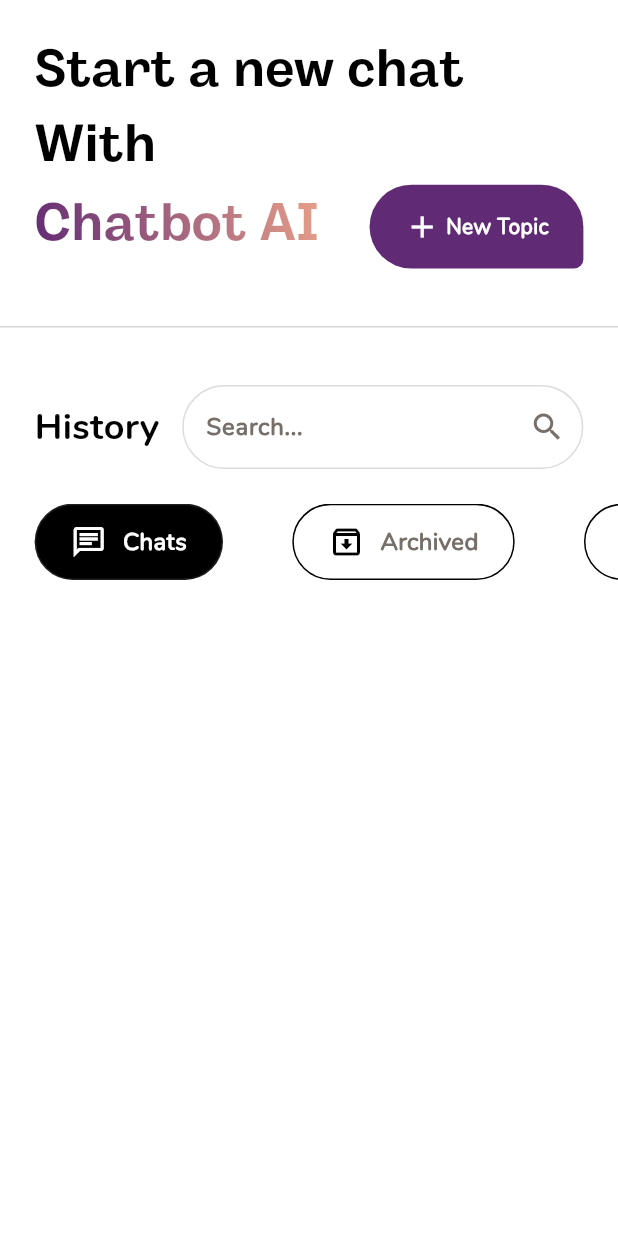
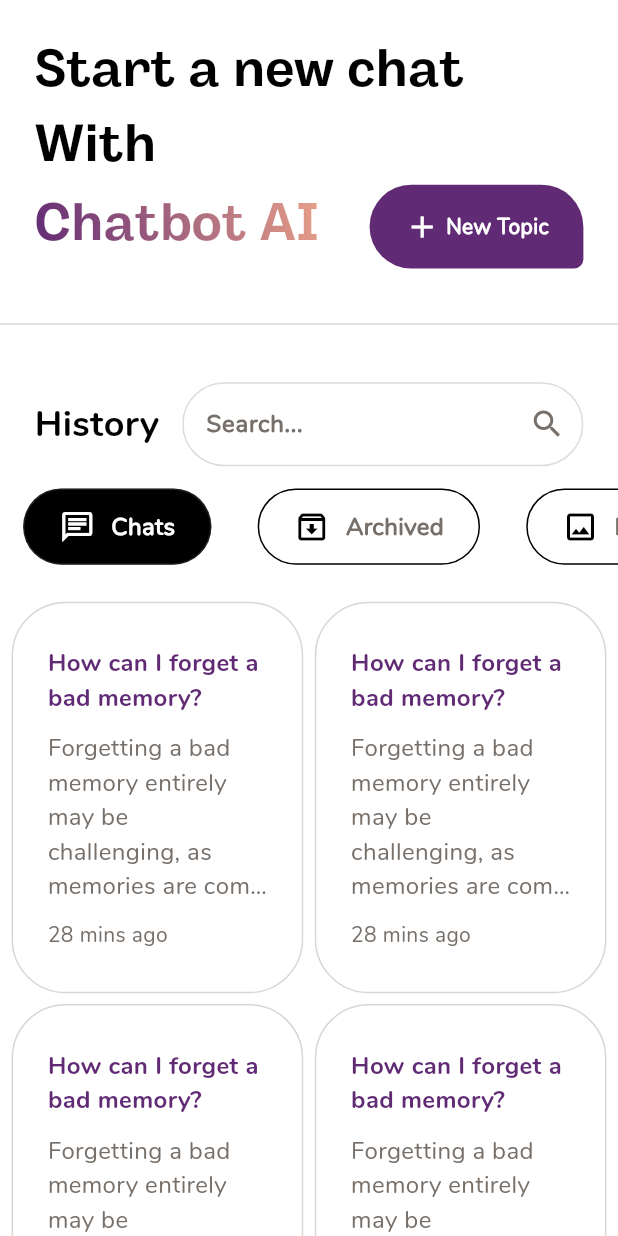
Before and after one commit to SyedAbdulNafay/AI-Chatbot, a Flutter app: the screen it shows after launch, on a phone screen of 412 x 824 dp. Run offline on Flutter 3.47's test engine with Material 3 defaults, Android fonts, the light colour scheme and no system bars; our stand-ins replace firebase_core, flutter_svg, get, google_generative_ai; accounts and stored records are empty.

Commit message:
home page animation upon scroll added, back-end still needs work

```diff
--- a/lib/controllers/home_controller.dart
+++ b/lib/controllers/home_controller.dart
@@ -4,6 +4,9 @@ import 'package:get/get.dart';
 class HomeController extends GetxController {
   Rx<ThemeMode> currentTheme = ThemeMode.system.obs;
   var selectedTab = 1.obs;
+  var shrinkOffset = 0.0.obs;
+  final ScrollController scrollController = ScrollController();
+  final TextEditingController searchController = TextEditingController();
 
   void switchTheme() {
     currentTheme.value = currentTheme.value == ThemeMode.light
--- a/lib/pages/home_page.dart
+++ b/lib/pages/home_page.dart
@@ -1,8 +1,11 @@
 import 'package:ai_chatbot/controllers/login_controller.dart';
+import 'package:ai_chatbot/services/widgets/chat_card.dart';
 import 'package:ai_chatbot/services/widgets/gradient_text.dart';
 import 'package:ai_chatbot/services/widgets/tabs.dart';
 import 'package:flutter/material.dart';
 import 'package:get/get.dart';
+
+import '../controllers/home_controller.dart';
 
 class HomePage extends StatelessWidget {
   const HomePage({super.key});
@@ -10,6 +13,7 @@ class HomePage extends StatelessWidget {
   @override
   Widget build(BuildContext context) {
     final LoginController loginController = Get.put(LoginController());
+    final HomeController homeController = Get.put(HomeController());
 
     return Scaffold(
       backgroundColor: Get.theme.colorScheme.surface,
@@ -18,9 +22,14 @@ class HomePage extends StatelessWidget {
           double screenWidth = constraints.maxWidth;
           double screenHeight = constraints.maxHeight;
 
-          return Column(
-            children: [
-              Padding(
+          return CustomScrollView(
+            controller: homeController.scrollController,
+            slivers: [
+              SliverAppBar(
+                backgroundColor: Get.theme.colorScheme.surface,
+                expandedHeight: 208,
+                flexibleSpace: FlexibleSpaceBar(
+                  background: Padding(
                     padding: EdgeInsets.only(
                       left: loginController.responsiveWidth(24, screenWidth),
                       right: loginController.responsiveWidth(24, screenWidth),
@@ -32,11 +41,13 @@ class HomePage extends StatelessWidget {
                       children: [
                         const Text(
                           "Start a new chat",
-                      style: TextStyle(fontFamily: "HeadingFont", fontSize: 35),
+                          style: TextStyle(
+                              fontFamily: "HeadingFont", fontSize: 35),
                         ),
                         const Text(
                           "With",
-                      style: TextStyle(fontFamily: "HeadingFont", fontSize: 35),
+                          style: TextStyle(
+                              fontFamily: "HeadingFont", fontSize: 35),
                         ),
                         Row(
                           mainAxisAlignment: MainAxisAlignment.spaceBetween,
@@ -88,29 +99,46 @@ class HomePage extends StatelessWidget {
                       ],
                     ),
                   ),
-              Divider(
+                ),
+              ),
+              SliverToBoxAdapter(
+                child: Divider(
                   color: Get.theme.colorScheme.tertiary.withOpacity(0.28),
-                thickness: 1,
                 ),
-              Padding(
+              ),
+              SliverPersistentHeader(
+                  pinned: true,
+                  delegate: _PinnedHeaderDelegate(
+                    child: Column(
+                      children: [
+                        Container(
+                          color: Get.theme.colorScheme.surface,
+                          child: Padding(
                             padding: EdgeInsets.only(
-                  left: loginController.responsiveWidth(24, screenWidth),
-                  right: loginController.responsiveWidth(24, screenWidth),
-                  top: loginController.responsiveWidth(32, screenWidth),
-                  bottom: loginController.responsiveWidth(24, screenWidth),
+                              left: loginController.responsiveWidth(
+                                  24, screenWidth),
+                              right: loginController.responsiveWidth(
+                                  24, screenWidth),
+                              top: loginController.responsiveWidth(
+                                  32, screenWidth),
+                              bottom:
+                                  loginController.responsiveWidth(8, screenWidth),
                             ),
                             child: Row(
                               children: [
                                 const Text(
                                   "History",
-                      style:
-                          TextStyle(fontSize: 24, fontFamily: 'SecondHeadingFont'),
+                                  style: TextStyle(
+                                      fontSize: 24,
+                                      fontFamily: 'SecondHeadingFont'),
                                 ),
                                 SizedBox(
-                      width: loginController.responsiveWidth(16, screenWidth),
+                                  width: loginController.responsiveWidth(
+                                      16, screenWidth),
                                 ),
                                 Expanded(
                                   child: TextField(
+                                    controller: homeController.searchController,
                                     decoration: InputDecoration(
                                       suffixIcon: Icon(
                                         Icons.search,
@@ -123,13 +151,16 @@ class HomePage extends StatelessWidget {
                                       hintText: "Search...",
                                       focusedBorder: OutlineInputBorder(
                                           borderSide: BorderSide(
-                                  color: Get.theme.colorScheme.tertiary
+                                              color: Get
+                                                  .theme.colorScheme.tertiary
                                                   .withOpacity(0.28)),
-                              borderRadius: BorderRadius.circular(32)),
+                                          borderRadius:
+                                              BorderRadius.circular(32)),
                                       border: OutlineInputBorder(
                                           borderRadius: BorderRadius.circular(32),
                                           borderSide: BorderSide(
-                                  color: Get.theme.colorScheme.tertiary
+                                              color: Get
+                                                  .theme.colorScheme.tertiary
                                                   .withOpacity(0.28))),
                                     ),
                                   ),
@@ -137,14 +168,117 @@ class HomePage extends StatelessWidget {
                               ],
                             ),
                           ),
+                        ),
                         Tabs(
                           screenWidth: screenWidth,
                           screenHeight: screenHeight,
+                        ),
+                      ],
+                    ),
+                  )),
+              SliverCrossAxisGroup(
+                slivers: [
+                  SliverList.builder(
+                    itemCount: 5,
+                    itemBuilder: (context, index) {
+                      return Padding(
+                        padding: EdgeInsets.only(
+                          left: loginController.responsiveWidth(8, screenWidth),
+                          right:
+                              loginController.responsiveWidth(4, screenWidth),
+                          top:
+                              loginController.responsiveHeight(8, screenHeight),
+                        ),
+                        child: ChatCard(
+                          screenHeight: screenHeight,
+                          screenWidth: screenWidth,
+                          chatTitle: "How can I forget a bad memory?",
+                          content:
+                              "Forgetting a bad memory entirely may be challenging, as memories are complex and deeply ingrained into the mind.",
+                          time: "28 mins ago",
+                        ),
+                      );
+                    },
+                  ),
+                  SliverList.builder(
+                    itemCount: 5,
+                    itemBuilder: (context, index) {
+                      return Padding(
+                        padding: EdgeInsets.only(
+                          right:
+                              loginController.responsiveWidth(8, screenWidth),
+                          left: loginController.responsiveWidth(4, screenWidth),
+                          top:
+                              loginController.responsiveHeight(8, screenHeight),
+                        ),
+                        child: ChatCard(
+                          screenHeight: screenHeight,
+                          screenWidth: screenWidth,
+                          chatTitle: "How can I forget a bad memory?",
+                          content:
+                              "Forgetting a bad memory entirely may be challenging, as memories are complex and deeply ingrained into the mind.",
+                          time: "28 mins ago",
+                        ),
+                      );
+                    },
+                  ),
+                ],
               )
             ],
           );
         }),
       ),
+      floatingActionButton: Obx(() => Opacity(
+            opacity: (homeController.shrinkOffset.value) / (170.0),
+            child: GestureDetector(
+              onTap: () {},
+              child: Container(
+                padding: const EdgeInsets.all(15),
+                decoration: BoxDecoration(
+                  shape: BoxShape.circle,
+                  color: Get.theme.colorScheme.primary,
+                ),
+                child: Icon(
+                  Icons.add,
+                  color: Get.theme.colorScheme.surface,
+                  size: 42,
+                ),
+              ),
+            ),
+          )),
     );
   }
 }
+
+class _PinnedHeaderDelegate extends SliverPersistentHeaderDelegate {
+  final Widget child;
+
+  _PinnedHeaderDelegate({required this.child});
+
+  @override
+  Widget build(
+      BuildContext context, double shrinkOffset, bool overlapsContent) {
+    final HomeController homeController = Get.find();
+
+    WidgetsBinding.instance.addPostFrameCallback((_) {
+      homeController.shrinkOffset.value = shrinkOffset;
+    });
+
+    return Material(
+      color: Colors.transparent,
+      elevation: overlapsContent ? 10 : 0,
+      child: child,
+    );
+  }
+
+  @override
+  double get maxExtent => 170.0;
+
+  @override
+  double get minExtent => 170.0;
+
+  @override
+  bool shouldRebuild(covariant SliverPersistentHeaderDelegate oldDelegate) {
+    return true;
+  }
+}
--- a/lib/pages/testing.dart
+++ b/lib/pages/testing.dart
@@ -23,7 +23,7 @@ class Testing extends StatelessWidget {
             ),
             TextField(
               controller: controller,
-              decoration: InputDecoration(),
+              decoration: const InputDecoration(),
             ),
             TextButton(
                 onPressed: () async {
@@ -31,7 +31,7 @@ class Testing extends StatelessWidget {
                   await aiService.generateResponse(controller.text);
                   debugPrint("finished");
                 },
-                child: Text(
+                child: const Text(
                   "Get response",
                   style: TextStyle(color: Colors.yellow, fontSize: 30),
                 ))
@@ -46,7 +46,7 @@ class RectPainter extends CustomPainter {
   @override
   void paint(Canvas canvas, Size size) {
     // Define the rectangle using Rect.fromLTRB(left, top, right, bottom)
-    final Rect rect = Rect.fromLTRB(0, 0, 250, 150);
+    const Rect rect = Rect.fromLTRB(0, 0, 250, 150);
 
     // Create a gradient to fill the rectangle
     final Gradient gradient = LinearGradient(
@@ -56,7 +56,7 @@ class RectPainter extends CustomPainter {
         ],
         begin: Alignment.bottomLeft, // Start of gradient
         end: Alignment.topRight, // End of gradient
-        stops: [0.3, 1.0]);
+        stops: const [0.3, 1.0]);
 
     // Create a Paint object with the gradient
     final Paint paint = Paint()..shader = gradient.createShader(rect);
--- /dev/null
+++ b/lib/services/widgets/chat_card.dart
@@ -0,0 +1,68 @@
+import 'package:ai_chatbot/controllers/login_controller.dart';
+import 'package:flutter/material.dart';
+import 'package:get/get.dart';
+
+class ChatCard extends StatelessWidget {
+  final double screenHeight;
+  final double screenWidth;
+  final String chatTitle;
+  final String content;
+  final String time;
+  const ChatCard({
+    super.key,
+    required this.screenHeight,
+    required this.screenWidth,
+    required this.chatTitle,
+    required this.content,
+    required this.time,
+  });
+
+  @override
+  Widget build(BuildContext context) {
+    final LoginController loginController = Get.find();
+    return Container(
+      width: double.maxFinite,
+      padding: EdgeInsets.symmetric(
+        vertical: loginController.responsiveHeight(32, screenHeight),
+        horizontal: loginController.responsiveWidth(24, screenWidth),
+      ),
+      decoration: BoxDecoration(
+          borderRadius: BorderRadius.circular(36),
+          border: Border.all(
+            color: Get.theme.colorScheme.tertiary.withOpacity(0.28),
+          )),
+      child: Column(
+        crossAxisAlignment: CrossAxisAlignment.start,
+        children: [
+          Text(
+            chatTitle,
+            maxLines: 3,
+            overflow: TextOverflow.ellipsis,
+            style: TextStyle(
+                color: Get.theme.colorScheme.primary,
+                fontFamily: 'SecondHeadingFont',
+                fontSize: 16),
+          ),
+          SizedBox(height: loginController.responsiveHeight(12, screenHeight)),
+          Text(
+            content,
+            maxLines: 5,
+            overflow: TextOverflow.ellipsis,
+            style: TextStyle(
+              color: Get.theme.colorScheme.tertiary,
+              fontSize: 16,
+            ),
+          ),
+          SizedBox(height: loginController.responsiveHeight(12, screenHeight)),
+          Text(
+            time,
+            style: TextStyle(
+              color: Get.theme.colorScheme.tertiary,
+              fontSize: 14,
+            ),
+          )
+        ],
+      ),
+    );
+  }
+}
--- a/lib/services/widgets/tabs.dart
+++ b/lib/services/widgets/tabs.dart
@@ -96,7 +96,8 @@ class Tab extends StatelessWidget {
             vertical: loginController.responsiveHeight(14, screenHeight),
             horizontal: loginController.responsiveWidth(24, screenWidth)),
         margin: EdgeInsets.symmetric(
-            horizontal: loginController.responsiveWidth(24, screenWidth)),
+            horizontal: loginController.responsiveWidth(16, screenWidth),
+            vertical: loginController.responsiveHeight(8, screenHeight)),
         decoration: BoxDecoration(
             border: Border.all(
                 color: isSelected
```
Lines whose indentation alone changed are shown as unchanged.
